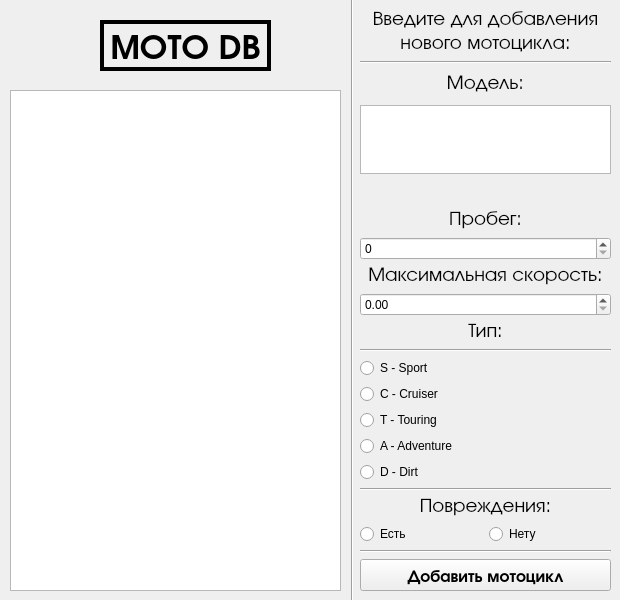
Old version of the form LabWork_6/Task_1/mainwindow.ui in the repository Max2772/FoA-P-2-Semester-.
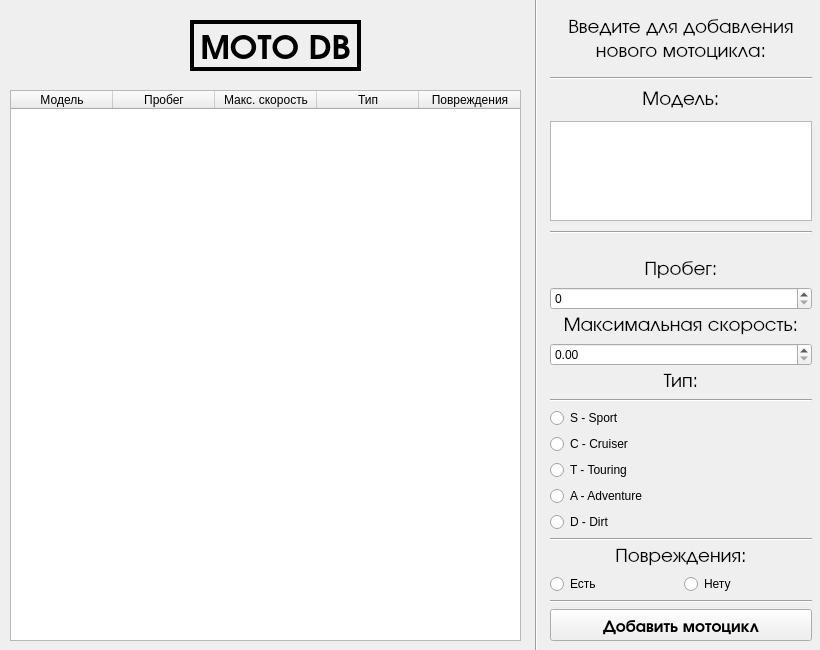
New version of the form. Icons and pictures are not drawn.

What changed in the file:
```diff
--- a/LabWork_6/Task_1/mainwindow.ui
+++ b/LabWork_6/Task_1/mainwindow.ui
@@ -6,20 +6,20 @@
    <rect>
     <x>0</x>
     <y>0</y>
-    <width>620</width>
-    <height>600</height>
+    <width>820</width>
+    <height>650</height>
    </rect>
   </property>
   <property name="minimumSize">
    <size>
-    <width>620</width>
-    <height>600</height>
+    <width>820</width>
+    <height>650</height>
    </size>
   </property>
   <property name="maximumSize">
    <size>
-    <width>620</width>
-    <height>600</height>
+    <width>820</width>
+    <height>650</height>
    </size>
   </property>
   <property name="windowTitle">
@@ -34,15 +34,58 @@
      <rect>
       <x>10</x>
       <y>90</y>
-      <width>331</width>
-      <height>501</height>
+      <width>511</width>
+      <height>551</height>
      </rect>
     </property>
+    <property name="verticalScrollBarPolicy">
+     <enum>Qt::ScrollBarAlwaysOff</enum>
+    </property>
+    <property name="horizontalScrollBarPolicy">
+     <enum>Qt::ScrollBarAlwaysOff</enum>
+    </property>
+    <attribute name="horizontalHeaderMinimumSectionSize">
+     <number>21</number>
+    </attribute>
+    <attribute name="horizontalHeaderDefaultSectionSize">
+     <number>102</number>
+    </attribute>
+    <attribute name="verticalHeaderMinimumSectionSize">
+     <number>18</number>
+    </attribute>
+    <attribute name="verticalHeaderDefaultSectionSize">
+     <number>30</number>
+    </attribute>
+    <column>
+     <property name="text">
+      <string>Модель</string>
+     </property>
+    </column>
+    <column>
+     <property name="text">
+      <string>Пробег</string>
+     </property>
+    </column>
+    <column>
+     <property name="text">
+      <string>Макс. скорость</string>
+     </property>
+    </column>
+    <column>
+     <property name="text">
+      <string>Тип</string>
+     </property>
+    </column>
+    <column>
+     <property name="text">
+      <string>Повреждения</string>
+     </property>
+    </column>
    </widget>
    <widget class="QLabel" name="labelLogo">
     <property name="geometry">
      <rect>
-      <x>100</x>
+      <x>190</x>
       <y>20</y>
       <width>171</width>
       <height>51</height>
@@ -71,10 +114,10 @@
    <widget class="Line" name="line">
     <property name="geometry">
      <rect>
-      <x>342</x>
+      <x>526</x>
       <y>-60</y>
       <width>20</width>
-      <height>691</height>
+      <height>721</height>
      </rect>
     </property>
     <property name="orientation">
@@ -84,10 +127,10 @@
    <widget class="QWidget" name="verticalLayoutWidget">
     <property name="geometry">
      <rect>
-      <x>360</x>
+      <x>550</x>
       <y>10</y>
-      <width>251</width>
-      <height>581</height>
+      <width>262</width>
+      <height>631</height>
      </rect>
     </property>
     <layout class="QVBoxLayout" name="verticalLayout">
@@ -125,7 +168,7 @@
           <number>10</number>
          </property>
          <property name="bottomMargin">
-          <number>30</number>
+          <number>20</number>
          </property>
          <item>
           <widget class="Line" name="line_6">
@@ -171,12 +214,22 @@
              <height>100</height>
             </size>
            </property>
+           <property name="lineWrapMode">
+            <enum>QPlainTextEdit::WidgetWidth</enum>
+           </property>
            <property name="plainText">
             <string>
 </string>
            </property>
           </widget>
          </item>
+         <item>
+          <widget class="Line" name="line_5">
+           <property name="orientation">
+            <enum>Qt::Horizontal</enum>
+           </property>
+          </widget>
+         </item>
         </layout>
        </item>
        <item>
@@ -205,7 +258,11 @@
           </widget>
          </item>
          <item>
-          <widget class="QSpinBox" name="spinBoxMileageInfo"/>
+          <widget class="QSpinBox" name="spinBoxMileageInfo">
+           <property name="maximum">
+            <number>999999</number>
+           </property>
+          </widget>
          </item>
          <item>
           <layout class="QVBoxLayout" name="verticalLayout_4">
@@ -233,7 +290,11 @@
             </widget>
            </item>
            <item>
-            <widget class="QDoubleSpinBox" name="doubleSpinBoxMaxSpeed"/>
+            <widget class="QDoubleSpinBox" name="doubleSpinBoxMaxSpeed">
+             <property name="maximum">
+              <double>9999.000000000000000</double>
+             </property>
+            </widget>
            </item>
           </layout>
          </item>
```
